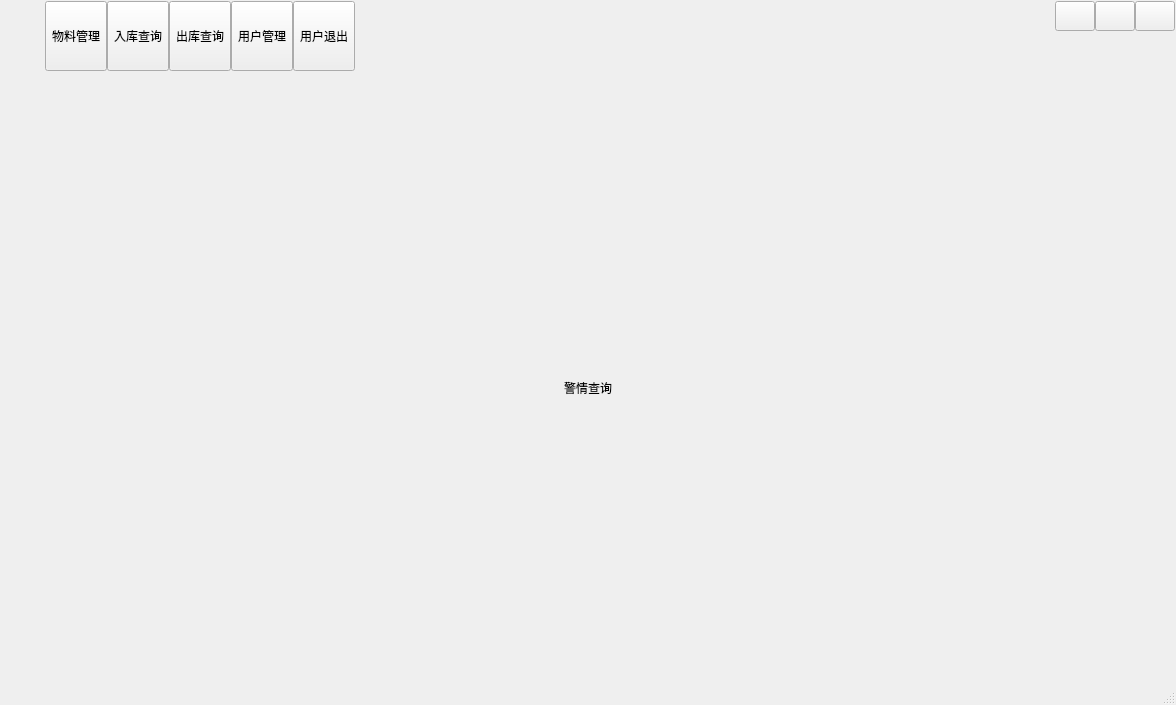
First picture: the form in uidemo01.ui, repository heathen557/materialManagement, before the edit.
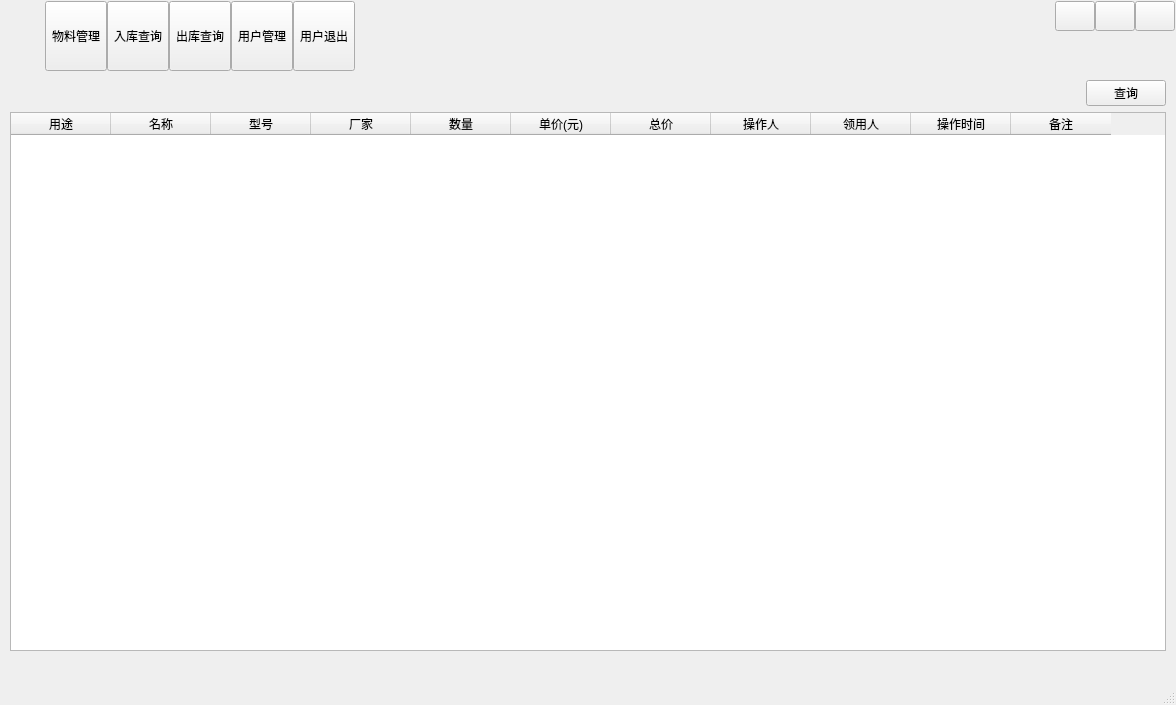
Second picture: the form after the edit. The open tabs and pages were chosen to show the change. Icons and pictures are not drawn.

Commit message: 1、查询功能基本完成（入库、出库）

Patch:
```diff
--- a/uidemo01.ui
+++ b/uidemo01.ui
@@ -622,14 +622,103 @@
       </layout>
      </widget>
      <widget class="QWidget" name="page3">
-      <layout class="QVBoxLayout" name="verticalLayout_5">
-       <item>
-        <widget class="QLabel" name="lab3">
-         <property name="text">
-          <string>警情查询</string>
+      <layout class="QGridLayout" name="gridLayout_4" rowstretch="1,14,1">
+       <item row="0" column="0">
+        <layout class="QHBoxLayout" name="horizontalLayout_6" stretch="5,0">
+         <item>
+          <spacer name="horizontalSpacer_6">
+           <property name="orientation">
+            <enum>Qt::Horizontal</enum>
+           </property>
+           <property name="sizeHint" stdset="0">
+            <size>
+             <width>918</width>
+             <height>20</height>
+            </size>
+           </property>
+          </spacer>
+         </item>
+         <item>
+          <widget class="QPushButton" name="outBoundQuery_pushButton">
+           <property name="text">
+            <string>查询</string>
+           </property>
+           <property name="autoDefault">
+            <bool>false</bool>
+           </property>
+          </widget>
+         </item>
+        </layout>
+       </item>
+       <item row="1" column="0">
+        <widget class="QTableWidget" name="outBound_tableWidget">
+         <property name="sizePolicy">
+          <sizepolicy hsizetype="Expanding" vsizetype="Expanding">
+           <horstretch>0</horstretch>
+           <verstretch>0</verstretch>
+          </sizepolicy>
          </property>
-         <property name="alignment">
-          <set>Qt::AlignCenter</set>
+         <column>
+          <property name="text">
+           <string>用途</string>
+          </property>
+         </column>
+         <column>
+          <property name="text">
+           <string>名称</string>
+          </property>
+         </column>
+         <column>
+          <property name="text">
+           <string>型号</string>
+          </property>
+         </column>
+         <column>
+          <property name="text">
+           <string>厂家</string>
+          </property>
+         </column>
+         <column>
+          <property name="text">
+           <string>数量</string>
+          </property>
+         </column>
+         <column>
+          <property name="text">
+           <string>单价(元)</string>
+          </property>
+         </column>
+         <column>
+          <property name="text">
+           <string>总价</string>
+          </property>
+         </column>
+         <column>
+          <property name="text">
+           <string>操作人</string>
+          </property>
+         </column>
+         <column>
+          <property name="text">
+           <string>领用人</string>
+          </property>
+         </column>
+         <column>
+          <property name="text">
+           <string>操作时间</string>
+          </property>
+         </column>
+         <column>
+          <property name="text">
+           <string>备注</string>
+          </property>
+         </column>
+        </widget>
+       </item>
+       <item row="2" column="0">
+        <widget class="QWidget" name="outBound_pagewidget" native="true">
+         <property name="styleSheet">
+          <string notr="true">font: 10pt &quot;黑体&quot;;</string>
          </property>
         </widget>
        </item>
```
Left out of the diff: 2 changed lines with no effect on the pictures. The commit also changes 15 other files.
